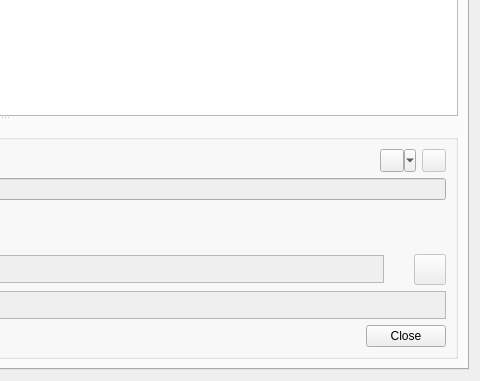
First picture: the form in src/app/valentina/dialogs/dialogincrements.ui, repository dismine/valentina, before the edit; both pictures show x 480 to 960 and y 195 to 576 of the 960 by 576 pixel window.
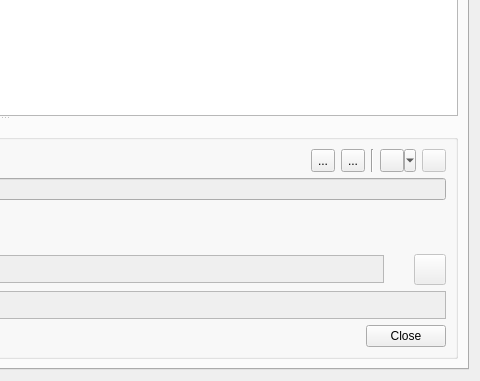
Second picture: the form after the edit. Icons and pictures are not drawn. Custom widgets are drawn as their Qt base class.

Commit message: Added import/export increments from Table of variables.

```diff
--- a/src/app/valentina/dialogs/dialogincrements.ui
+++ b/src/app/valentina/dialogs/dialogincrements.ui
@@ -447,7 +447,46 @@
                </property>
               </spacer>
              </item>
-             <item alignment="Qt::AlignRight">
+             <item>
+              <widget class="QToolButton" name="toolButtonExportIncrementsCSV">
+               <property name="maximumSize">
+                <size>
+                 <width>24</width>
+                 <height>24</height>
+                </size>
+               </property>
+               <property name="toolTip">
+                <string>Export to CSV</string>
+               </property>
+               <property name="text">
+                <string notr="true">...</string>
+               </property>
+              </widget>
+             </item>
+             <item>
+              <widget class="QToolButton" name="toolButtonImportIncrementsCSV">
+               <property name="maximumSize">
+                <size>
+                 <width>24</width>
+                 <height>24</height>
+                </size>
+               </property>
+               <property name="toolTip">
+                <string>Import from CSV</string>
+               </property>
+               <property name="text">
+                <string notr="true">...</string>
+               </property>
+              </widget>
+             </item>
+             <item>
+              <widget class="Line" name="line_7">
+               <property name="orientation">
+                <enum>Qt::Orientation::Vertical</enum>
+               </property>
+              </widget>
+             </item>
+             <item alignment="Qt::AlignmentFlag::AlignRight">
               <widget class="QToolButton" name="toolButtonAdd">
                <property name="sizePolicy">
                 <sizepolicy hsizetype="Fixed" vsizetype="Fixed">
```
Left out of the diff: 120 changed lines with no effect on the pictures. The commit also changes 17 other files.
